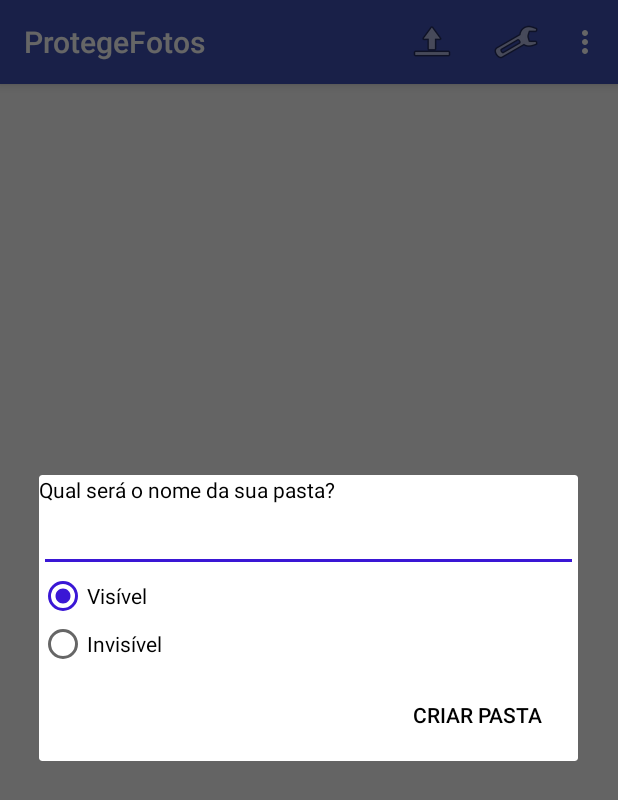
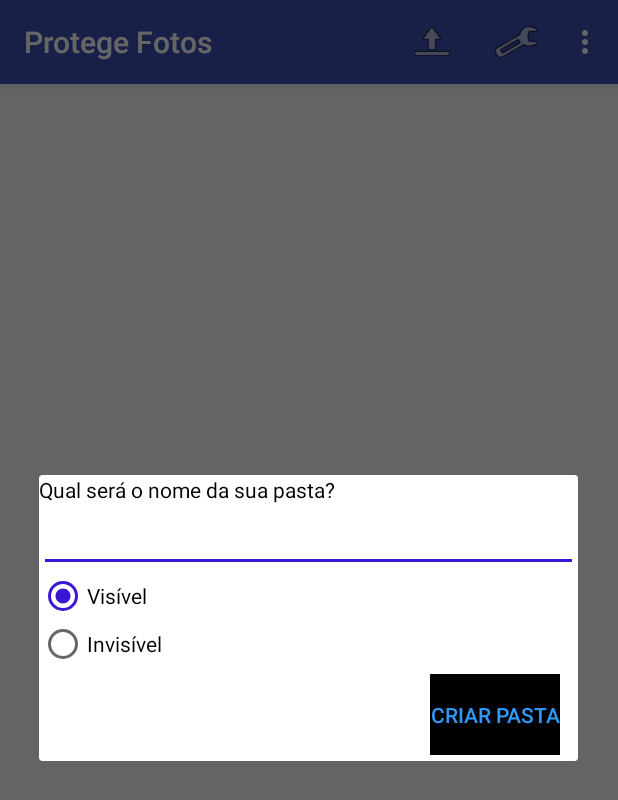
Before and after one commit to Guigomes/ProtegePhotos, an Android app: the GaleriaActivity screen opened directly, with no data from a screen before it, in the options menu, after a tap on "Nova Pasta", on a phone screen of 412 x 824 dp. Shown: the top 800 px of the screen. Run offline under Robolectric (Android 15) with nearby library versions, the phone set to English and light mode, and no system bars; pictures from the network do not load; 7 statements that could not run were skipped.

```diff
--- a/app/src/main/java/ggsoftware/com/br/protegephotospro/activitys/GaleriaActivity.java
+++ b/app/src/main/java/ggsoftware/com/br/protegephotospro/activitys/GaleriaActivity.java
@@ -25,6 +25,7 @@ import android.view.MenuInflater;
 import android.view.MenuItem;
 import android.view.View;
 import android.view.ViewGroup;
+import android.widget.Button;
 import android.widget.EditText;
 import android.widget.ImageView;
 import android.widget.ProgressBar;
@@ -61,6 +62,7 @@ import ggsoftware.com.br.protegephotospro.entidades.Foto;
 import ggsoftware.com.br.protegephotospro.utils.ImageSaver;
 import ggsoftware.com.br.protegephotospro.utils.Utils;
 
+import static android.graphics.Color.parseColor;
 import static ggsoftware.com.br.protegephotospro.Constantes.ALTERAR_SENHA;
 
 public class GaleriaActivity extends AppCompatActivity {
@@ -433,10 +435,14 @@ Utils.notificar(recyclerView, getString(R.string.msg_excluir_fotos_sucesso));
                             Toast.makeText(GaleriaActivity.this, R.string.msg_erro_criar_pasta_sem_nome, Toast.LENGTH_SHORT).show();
                         }
                     }
-                })
+                } )
                 .setCancelable(true)
                 .create();
         dialog.show();
+        Button BA = dialog.getButton(DialogInterface.BUTTON_POSITIVE);
+        BA.setTextColor(parseColor("#2E9AFE"));
+        BA.setBackgroundColor(parseColor("#000000"));
+
 
 
 
--- a/app/src/main/res/values/strings.xml
+++ b/app/src/main/res/values/strings.xml
@@ -46,12 +46,12 @@
     <string name="pl_access_pattern_detected">Pattern completed</string>
     <string name="pl_access_pattern_area">Pattern area.</string>
 
-    <string name="app_name">ProtegeFotos</string>
+    <string name="app_name">Protege Fotos</string>
     <string name="title_activity_galeria">Criar nova pasta</string>
 
     <string name="action_settings">Settings</string>
     <string name="title_activity_criar_pasta">CriarPastaActivity</string>
-    <string name="title_activity_escolher_pasta">Escolha a pasta que deseja acessar</string>
+    <string name="title_activity_escolher_pasta">Minhas pastas</string>
     <string name="msg_pasta_repetida">Você já tem uma pasta com esse nome</string>
     <string name="msg_pasta_nao_existe">Pasta não pôde ser encontrada</string>
 
@@ -88,4 +88,5 @@
     <string name="msg_exportar_foto">Deseja exportar a foto %1$s para seu celular. Ela não estará mais protegida</string>
     <string name="btn_exportar">Exportar</string>
     <string name="btn_selecionar_todos">Selecionar Todos</string>
+    <string name="txt_pergunta_invisivel">O que é uma pasta invisível?</string>
 </resources>
```
Also changed, not shown: app/src/main/java/ggsoftware/com/br/protegephotospro/activitys/ConfirmarPadraoActivity.java (+6 -4 lines), app/src/main/java/ggsoftware/com/br/protegephotospro/activitys/MainActivity.java (+18 -6 lines).
